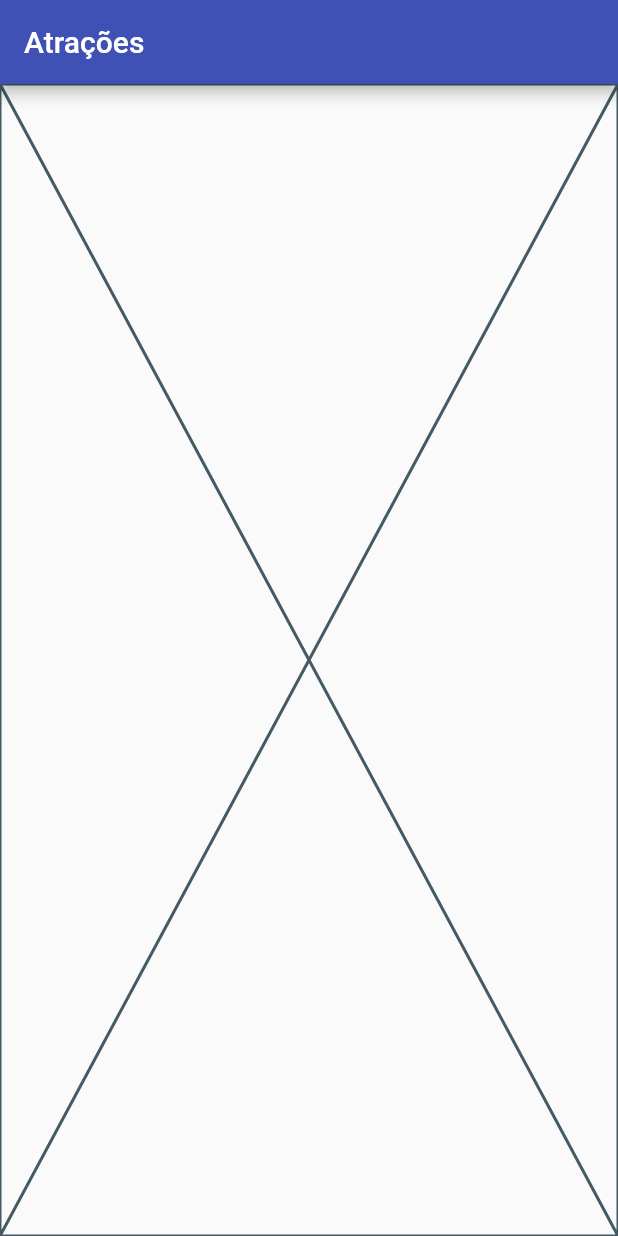
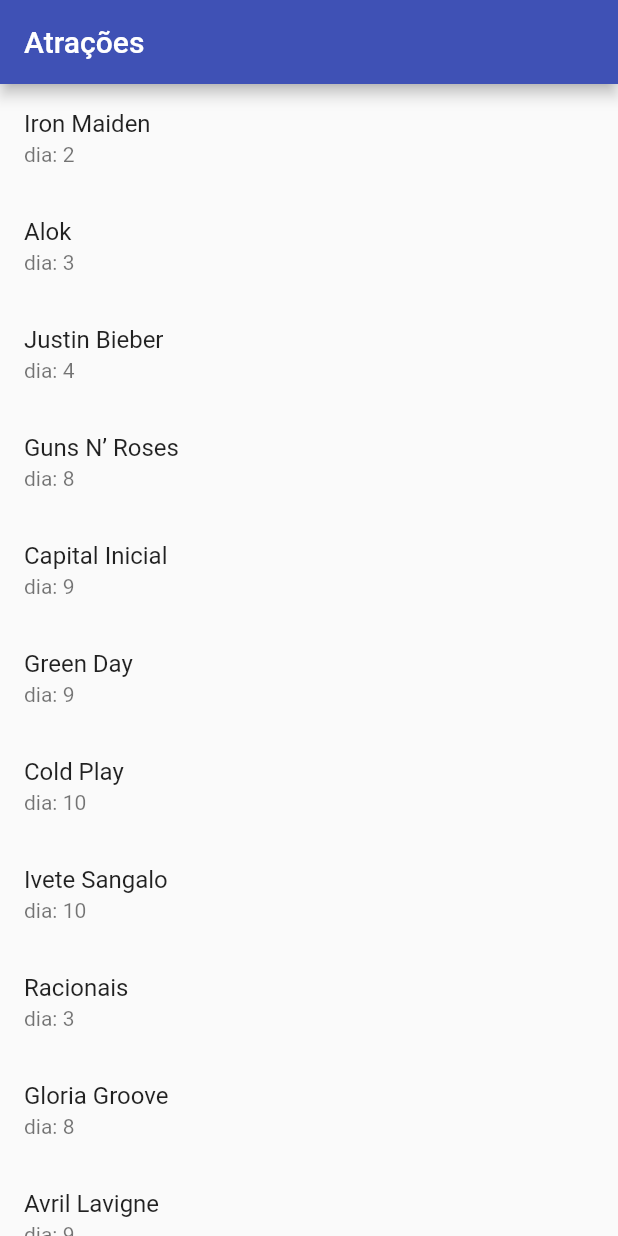
Before and after one commit to alefbispo/RockInRio, a Flutter app: the screen it shows after launch, on a phone screen of 412 x 824 dp. Run offline on Flutter 3.47's test engine with Material 2 defaults, Android fonts, the phone set to English and light mode, and no system bars.

Commit message:
exibindo nome e dia em uma ListView

```diff
--- a/lib/main.dart
+++ b/lib/main.dart
@@ -32,7 +32,15 @@ class _HomePageState extends State<HomePage> {
       appBar: AppBar(
         title: const Text('Atrações'),
       ),
-      body: const Placeholder(),
+      body: ListView.builder(
+        itemCount: listaAtracoes.length,
+        itemBuilder: (context,index){
+          return ListTile(
+            title: Text(listaAtracoes[index].nome),
+            subtitle: Text('dia: '+ listaAtracoes[index].dia.toString()),
+          );
+        },
+      ),
     );
   }
 }
```
